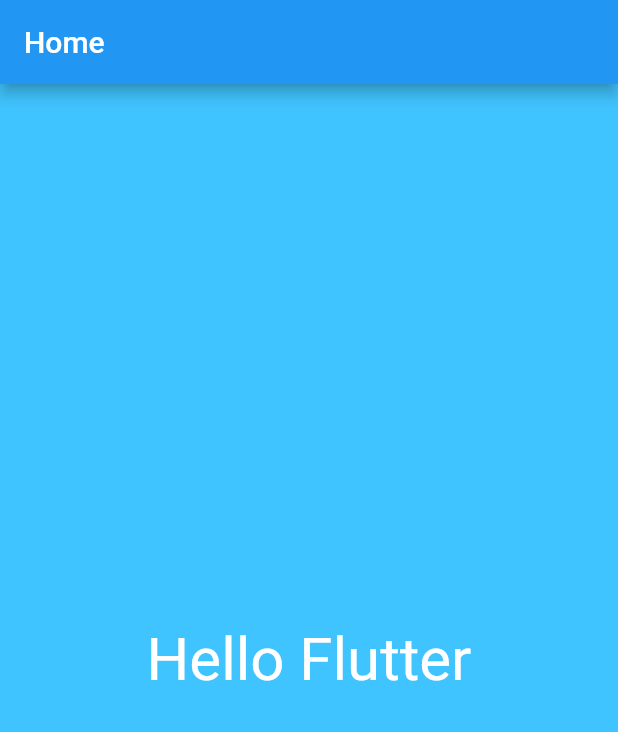
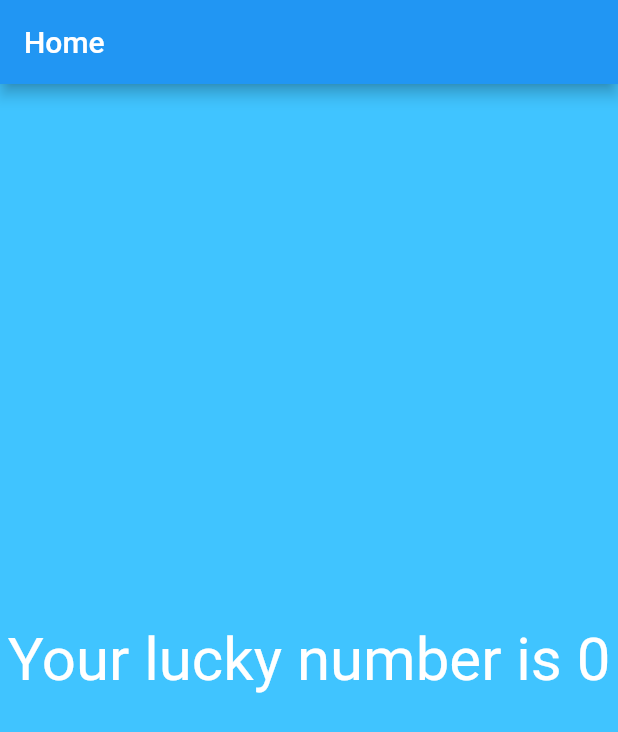
Before and after one commit to ajewolejude/flutterapp, a Flutter app: the screen it shows after launch, on a phone screen of 412 x 824 dp. Shown: the top 732 px of the screen. Run offline on Flutter 3.47's test engine with Material 2 defaults, Android fonts, the phone set to English and light mode, and no system bars.

Commit message:
Organizing Code

```diff
--- /dev/null
+++ b/lib/app_screens/first_screen.dart
@@ -0,0 +1,28 @@
+import 'dart:math';
+
+import 'package:flutter/material.dart';
+
+class FirstScreen extends StatelessWidget{
+  @override
+  Widget build(BuildContext context) {
+    // TODO: implement build
+    return Material(
+      color: Colors.lightBlueAccent,
+      child: Center(
+          child:Text(
+              generateLuckyNumber(),
+            textDirection:TextDirection.ltr,
+            style: TextStyle(color: Colors.white, fontSize: 40.0 ),
+
+          )
+      ) ,
+    );
+  }
+
+
+  String generateLuckyNumber(){
+    var random = Random();
+    int luckcyNumber =  random.nextInt(10);
+    return "Your lucky number is $luckcyNumber";
+  }
+}
--- a/lib/main.dart
+++ b/lib/main.dart
@@ -1,29 +1,27 @@
 import 'package:flutter/material.dart';
 
+import 'app_screens/first_screen.dart';
 
-void main(){
 
-  runApp(
+void main()=> runApp( new MyFlutterApp());
 
-    new MaterialApp(
+
+
+class MyFlutterApp extends StatelessWidget{
+  @override
+  Widget build(BuildContext context) {
+    // TODO: implement build
+    return MaterialApp(
+      debugShowCheckedModeBanner: false,
       title: "My Flutter App",
       home: Scaffold(
         appBar: AppBar(title: Text("Home"),),
-        body: Material(
-          color: Colors.lightBlueAccent,
-          child: Center(
-              child:Text(
-                "Hello Flutter",
-                textDirection:TextDirection.ltr,
-                style: TextStyle(color: Colors.white, fontSize: 40.0 ),
-
-              )
-          ) ,
-        )
+        body: FirstScreen()
         ,
       ),
-    ),
-      )
+    )
     ;
+  }
+
 
 }
```
